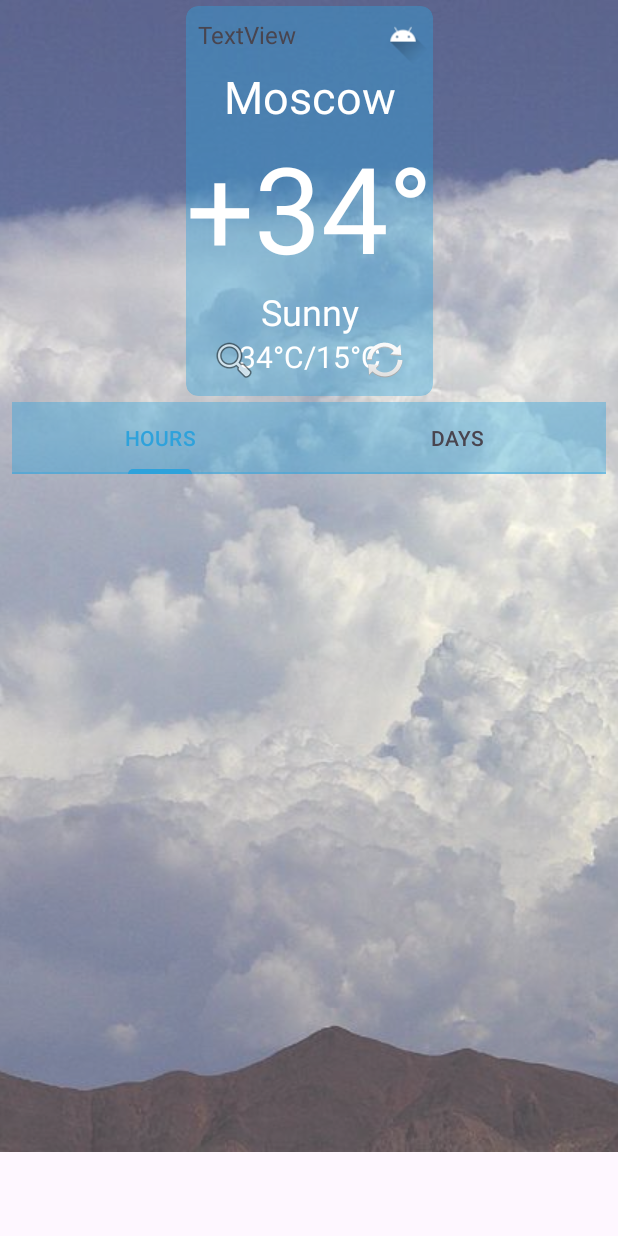
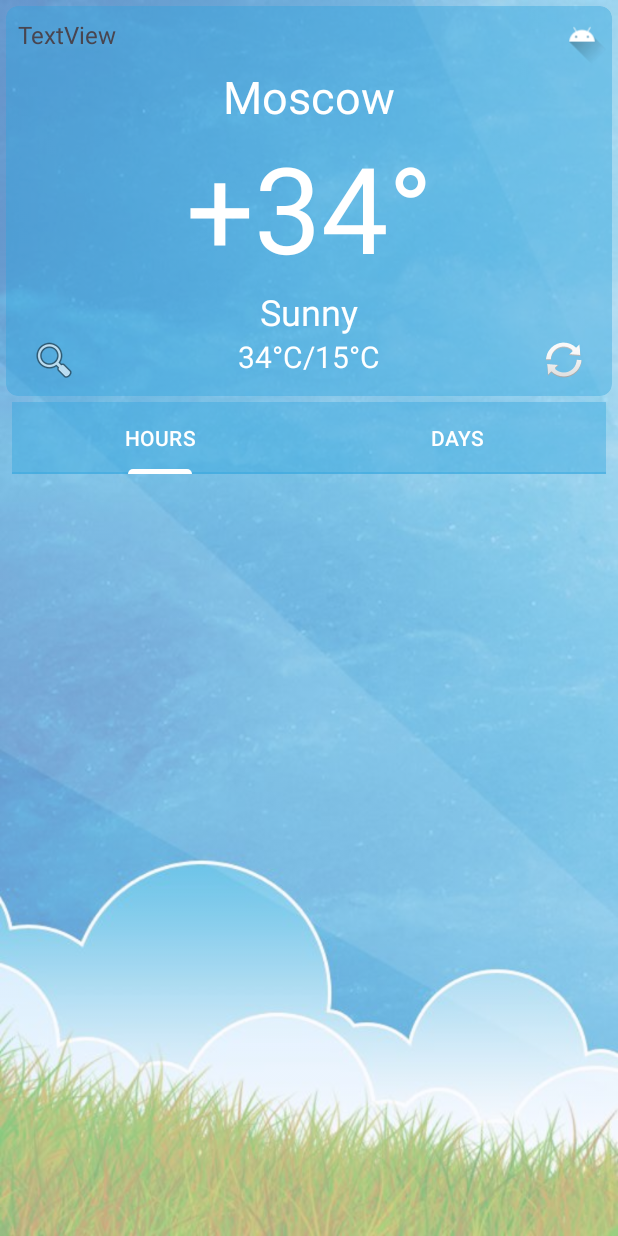
Before and after one commit to ShvetsovN/WeatherApp, an Android app: the screen it shows after launch (MainActivity), on a phone screen of 412 x 824 dp. Run offline under Robolectric (Android 15) with nearby library versions, the phone set to English and light mode, and no system bars; Roboto replaces fonts that are not available here.

Commit message:
WA-6: Changed fragment_main.xml 1. Changed highlights color + added new img

```diff
--- a/app/src/main/res/layout/fragment_main.xml
+++ b/app/src/main/res/layout/fragment_main.xml
@@ -7,19 +7,20 @@
     tools:context=".fragments.MainFragment">
 
     <ImageView
+        android:id="@+id/imageView"
         android:layout_width="wrap_content"
         android:layout_height="wrap_content"
-        android:alpha="0.7"
-        android:scaleType="centerCrop"
+        android:alpha="0.6"
+        android:scaleType="fitXY"
         app:layout_constraintBottom_toBottomOf="parent"
         app:layout_constraintEnd_toEndOf="parent"
         app:layout_constraintStart_toStartOf="parent"
         app:layout_constraintTop_toTopOf="parent"
-        app:srcCompat="@drawable/weather" />
+        app:srcCompat="@drawable/weather_bg_2" />
 
     <androidx.cardview.widget.CardView
         android:id="@+id/cvWeather"
-        android:layout_width="match_parent"
+        android:layout_width="0dp"
         android:layout_height="wrap_content"
         android:layout_marginStart="4dp"
         android:layout_marginTop="4dp"
@@ -139,6 +140,8 @@
         android:layout_marginStart="8dp"
         android:layout_marginTop="4dp"
         android:layout_marginEnd="8dp"
+        app:tabTextColor="@color/white"
+        app:tabIndicatorColor="@color/white"
         android:backgroundTint="@color/card_blue_bg"
         app:layout_constraintEnd_toEndOf="parent"
         app:layout_constraintStart_toStartOf="parent"
@@ -158,13 +161,13 @@
 
     <androidx.viewpager2.widget.ViewPager2
         android:id="@+id/vp"
-        android:layout_width="0dp"
-        android:layout_height="0dp"
+        android:layout_width="match_parent"
+        android:layout_height="match_parent"
         android:layout_marginStart="8dp"
         android:layout_marginEnd="8dp"
         android:layout_marginBottom="4dp"
         app:layout_constraintBottom_toBottomOf="parent"
         app:layout_constraintEnd_toEndOf="parent"
-        app:layout_constraintHorizontal_bias="1.0"
-        app:layout_constraintStart_toStartOf="parent" />
+        app:layout_constraintStart_toStartOf="parent"
+        app:layout_constraintTop_toBottomOf="@+id/tabLayout" />
 </androidx.constraintlayout.widget.ConstraintLayout>
```
Also changed, not shown: app/src/main/res/drawable/weather.jpg (deleted), app/src/main/res/drawable/weather_bg_2.jpg (added).
